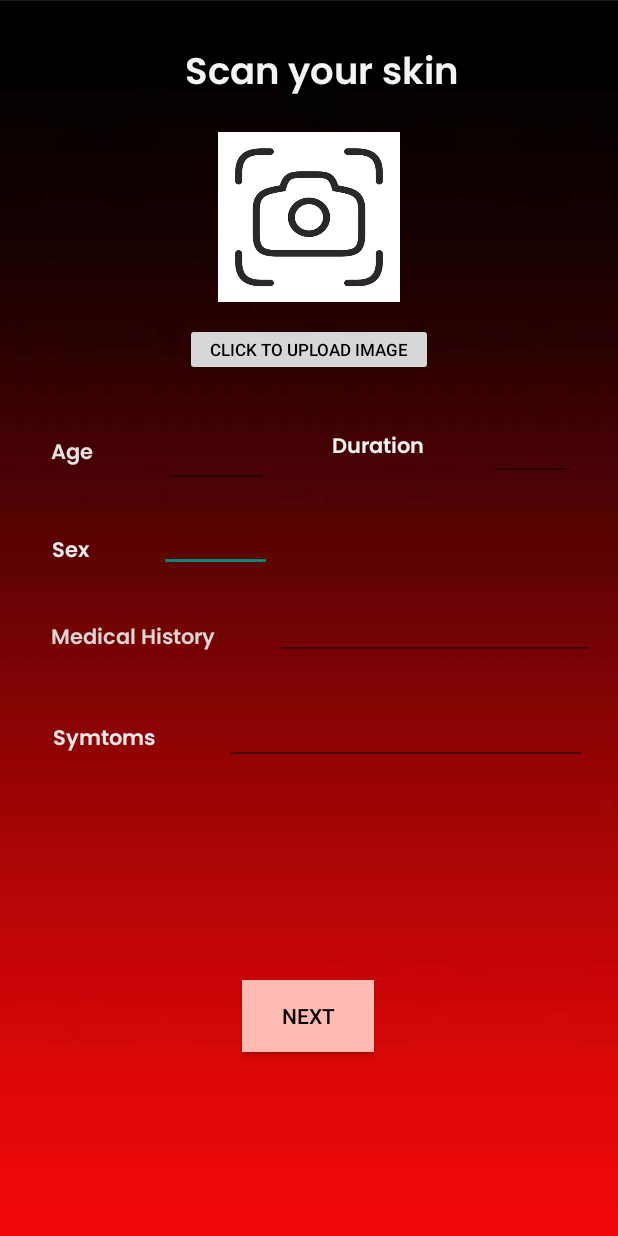
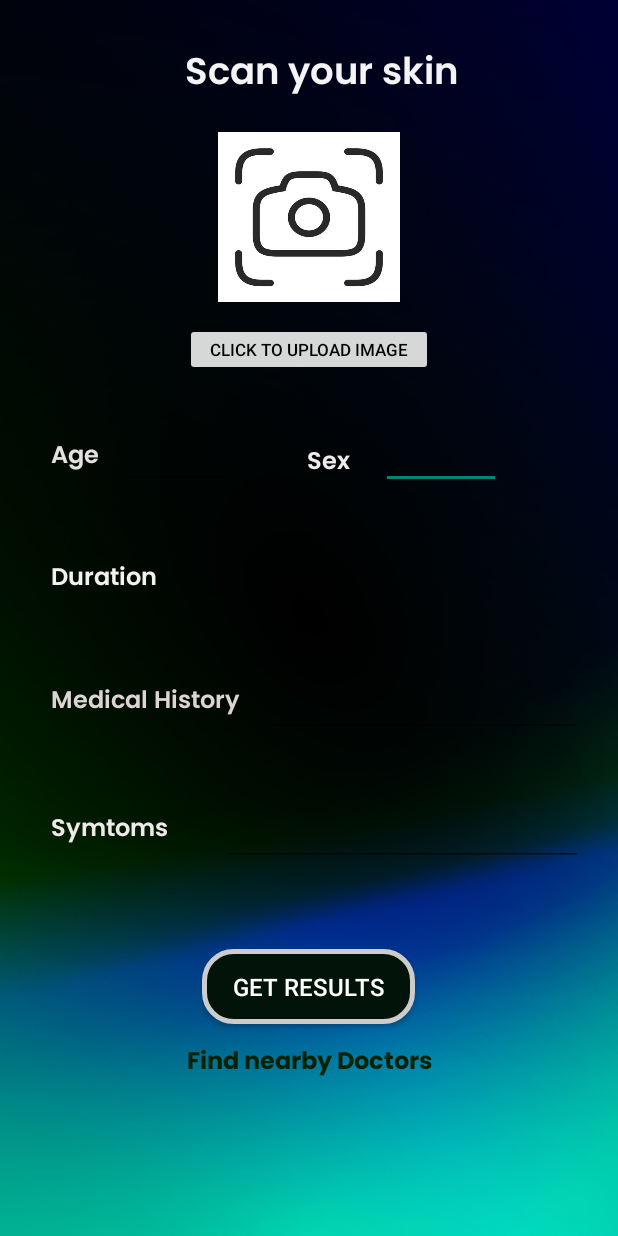
Before and after one commit to RajBhattacharyya/DermaAI, an Android app: the DashboardActivity screen opened directly, with no data from a screen before it, on a phone screen of 412 x 824 dp. Run offline under Robolectric (Android 15) with nearby library versions, the phone set to English and light mode, and no system bars; libraries missing offline, so code that uses them is left out: com.google.ai.client; Roboto replaces fonts that are not available here.

Commit message:
small update

```diff
--- a/app/build.gradle.kts
+++ b/app/build.gradle.kts
@@ -60,4 +60,7 @@ dependencies {
     implementation("com.google.ai.client.generativeai:generativeai:0.1.2")
     implementation("com.google.guava:guava:31.0.1-android")
     implementation("org.reactivestreams:reactive-streams:1.0.4")
+    implementation("org.osmdroid:osmdroid-android:6.1.12")
+    implementation("com.google.android.gms:play-services-location:20.0.0")
+
 }
--- a/app/src/main/java/com/example/dermaai/DashboardActivity.java
+++ b/app/src/main/java/com/example/dermaai/DashboardActivity.java
@@ -15,6 +15,7 @@ import android.view.inputmethod.InputMethodManager;
 import android.widget.Button;
 import android.widget.EditText;
 import android.widget.ImageView;
+import android.widget.TextView;
 import android.widget.Toast;
 
 import androidx.activity.EdgeToEdge;
@@ -51,6 +52,16 @@ public class DashboardActivity extends AppCompatActivity {
             Insets systemBars = insets.getInsets(WindowInsetsCompat.Type.systemBars());
             v.setPadding(systemBars.left, systemBars.top, systemBars.right, systemBars.bottom);
             return insets;
+        });
+
+        TextView drconsult = findViewById(R.id.consultPage);
+        drconsult.setOnClickListener(new View.OnClickListener() {
+            @Override
+            public void onClick(View view) {
+                // Navigate to SignupActivity when TextView is clicked
+                Intent intent = new Intent(DashboardActivity.this, consultActivity.class);
+                startActivity(intent);
+            }
         });
 
         Button resbutton = findViewById(R.id.submitbtn);
--- a/app/src/main/java/com/example/dermaai/MyPagerAdapter.java
+++ b/app/src/main/java/com/example/dermaai/MyPagerAdapter.java
@@ -18,9 +18,9 @@ public class MyPagerAdapter extends FragmentStatePagerAdapter {
             "Dr. SK Khan"
     };
     private String[] details = {
-            "\uD83D\uDCCC MBBS, FRCS London\n\n\uD83D\uDCDE Phone-9632587410\n\n\uD83D\uDCCD Location-BK Block, Salt Lake",
+            "\uD83D\uDCCC MBBS, FRCS London\n\n\uD83D\uDCDE Phone-9632587410\n\n\uD83D\uDCCD Location-BK Block, Delhi",
             "\uD83D\uDCCC MBBS, Orthopaedics Spl\n\n\uD83D\uDCDE Phone-1236589740\n\n\uD83D\uDCCD Location-Maniktala Kolkata",
-            "\uD83D\uDCCC MBBS, Dermatologist\n\n\uD83D\uDCDE Phone-6985231470\n\n\uD83D\uDCCD Location-Sovabazar, Kolkata"
+            "\uD83D\uDCCC MBBS, Dermatologist\n\n\uD83D\uDCDE Phone-6985231470\n\n\uD83D\uDCCD Location-Sovabazar, Chennai"
     };
 
     public MyPagerAdapter(@NonNull FragmentManager fm) {
--- a/app/src/main/res/layout/activity_dashboard.xml
+++ b/app/src/main/res/layout/activity_dashboard.xml
@@ -5,7 +5,7 @@
     android:id="@+id/main"
     android:layout_width="match_parent"
     android:layout_height="match_parent"
-    android:background="@drawable/dashbgnew"
+    android:background="@drawable/loginbg"
     tools:context=".DashboardActivity">
 
     <ImageView
@@ -43,6 +43,7 @@
         android:fontFamily="@font/poppins_semibold"
         android:text="Age"
         android:textColor="#E6E2E2"
+        android:textSize="16sp"
         app:layout_constraintEnd_toEndOf="parent"
         app:layout_constraintHorizontal_bias="0.091"
         app:layout_constraintStart_toStartOf="parent"
@@ -50,40 +51,43 @@
 
     <EditText
         android:id="@+id/sexInp"
-        android:layout_width="75dp"
-        android:layout_height="36dp"
-        android:layout_marginTop="20dp"
+        android:layout_width="80dp"
+        android:layout_height="39dp"
+        android:layout_marginTop="36dp"
         android:layout_marginEnd="10dp"
-        android:textColor="#000000"
+        android:textColor="#FFFFFF"
+        android:textSize="16sp"
         app:layout_constraintEnd_toEndOf="parent"
-        app:layout_constraintHorizontal_bias="0.15"
+        app:layout_constraintHorizontal_bias="0.2"
         app:layout_constraintStart_toEndOf="@+id/sexHead"
-        app:layout_constraintTop_toBottomOf="@+id/ageInp" />
+        app:layout_constraintTop_toBottomOf="@+id/uploadbtn" />
 
     <TextView
         android:id="@+id/sexHead"
         android:layout_width="32dp"
         android:layout_height="22dp"
-        android:layout_marginTop="36dp"
+        android:layout_marginTop="44dp"
         android:fontFamily="@font/poppins_semibold"
         android:text="Sex"
         android:textColor="#F1EAEA"
+        android:textSize="16sp"
         app:layout_constraintEnd_toEndOf="parent"
-        app:layout_constraintHorizontal_bias="0.092"
+        app:layout_constraintHorizontal_bias="0.538"
         app:layout_constraintStart_toStartOf="parent"
-        app:layout_constraintTop_toBottomOf="@+id/ageHead" />
+        app:layout_constraintTop_toBottomOf="@+id/uploadbtn" />
 
     <EditText
         android:id="@+id/ageInp"
         android:layout_width="72dp"
         android:layout_height="39dp"
         android:layout_marginStart="7dp"
-        android:layout_marginTop="35dp"
+        android:layout_marginTop="36dp"
         android:ems="10"
         android:inputType="number"
         android:textColor="#EFE2E2"
+        android:textSize="16sp"
         app:layout_constraintEnd_toEndOf="parent"
-        app:layout_constraintHorizontal_bias="0.107"
+        app:layout_constraintHorizontal_bias="0.011"
         app:layout_constraintStart_toEndOf="@+id/ageHead"
         app:layout_constraintTop_toBottomOf="@+id/uploadbtn" />
 
@@ -91,49 +95,53 @@
         android:id="@+id/durationHead"
         android:layout_width="80dp"
         android:layout_height="30dp"
-        android:layout_marginTop="36dp"
+        android:layout_marginTop="52dp"
         android:fontFamily="@font/poppins_semibold"
         android:text="Duration"
         android:textColor="#F4F1F1"
+        android:textSize="16sp"
         app:layout_constraintEnd_toEndOf="parent"
-        app:layout_constraintHorizontal_bias="0.276"
-        app:layout_constraintStart_toEndOf="@+id/ageInp"
-        app:layout_constraintTop_toBottomOf="@+id/uploadbtn" />
+        app:layout_constraintHorizontal_bias="0.102"
+        app:layout_constraintStart_toStartOf="parent"
+        app:layout_constraintTop_toBottomOf="@+id/ageHead" />
 
     <TextView
         android:id="@+id/medHead"
-        android:layout_width="123dp"
-        android:layout_height="27dp"
-        android:layout_marginTop="36dp"
+        android:layout_width="140dp"
+        android:layout_height="33dp"
+        android:layout_marginTop="52dp"
         android:fontFamily="@font/poppins_semibold"
         android:text="Medical History"
         android:textColor="#DDD4D4"
+        android:textSize="16sp"
         app:layout_constraintEnd_toEndOf="parent"
-        app:layout_constraintHorizontal_bias="0.118"
+        app:layout_constraintHorizontal_bias="0.125"
         app:layout_constraintStart_toStartOf="parent"
-        app:layout_constraintTop_toBottomOf="@+id/sexHead" />
+        app:layout_constraintTop_toBottomOf="@+id/durationHead" />
 
     <EditText
         android:id="@+id/durInp"
-        android:layout_width="55dp"
-        android:layout_height="38dp"
-        android:layout_marginTop="32dp"
+        android:layout_width="112dp"
+        android:layout_height="34dp"
+        android:layout_marginTop="44dp"
         android:ems="10"
-        android:textColor="#000000"
+        android:textColor="#FFFFFF"
+        android:textSize="16sp"
         app:layout_constraintEnd_toEndOf="parent"
-        app:layout_constraintHorizontal_bias="0.441"
+        app:layout_constraintHorizontal_bias="0.108"
         app:layout_constraintStart_toEndOf="@+id/durationHead"
-        app:layout_constraintTop_toBottomOf="@+id/uploadbtn" />
+        app:layout_constraintTop_toBottomOf="@+id/ageInp" />
 
     <EditText
         android:id="@+id/medInp"
         android:layout_width="214dp"
         android:layout_height="39dp"
-        android:layout_marginTop="80dp"
+        android:layout_marginTop="48dp"
         android:ems="10"
-        android:textColor="#000000"
+        android:textColor="#FFFFFF"
+        android:textSize="16sp"
         app:layout_constraintEnd_toEndOf="parent"
-        app:layout_constraintHorizontal_bias="0.6"
+        app:layout_constraintHorizontal_bias="0.0"
         app:layout_constraintStart_toEndOf="@+id/medHead"
         app:layout_constraintTop_toBottomOf="@+id/durInp" />
 
@@ -151,27 +159,29 @@
 
     <Button
         android:id="@+id/submitbtn"
-        android:layout_width="wrap_content"
-        android:layout_height="wrap_content"
+        android:layout_width="142dp"
+        android:layout_height="50dp"
         android:layout_marginTop="20dp"
-        android:background="@color/material_dynamic_neutral_variant80"
-        android:backgroundTint="@android:color/system_error_dark"
-        android:text="Next"
-        android:textColor="#000000"
+        android:background="@drawable/rounded_corner_view2"
+        android:text="Get Results"
+        android:textColor="#FFFFFF"
+        android:textSize="16sp"
         app:layout_constraintBottom_toBottomOf="parent"
         app:layout_constraintEnd_toEndOf="parent"
         app:layout_constraintHorizontal_bias="0.498"
         app:layout_constraintStart_toStartOf="parent"
-        app:layout_constraintTop_toBottomOf="@+id/symInp" />
+        app:layout_constraintTop_toBottomOf="@+id/symInp"
+        app:layout_constraintVertical_bias="0.2" />
 
     <TextView
         android:id="@+id/symHead"
-        android:layout_width="76dp"
-        android:layout_height="32dp"
-        android:layout_marginTop="40dp"
+        android:layout_width="90dp"
+        android:layout_height="30dp"
+        android:layout_marginTop="52dp"
         android:fontFamily="@font/poppins_semibold"
         android:text="Symtoms"
         android:textColor="#EFE9E9"
+        android:textSize="16sp"
         app:layout_constraintEnd_toEndOf="parent"
         app:layout_constraintHorizontal_bias="0.105"
         app:layout_constraintStart_toStartOf="parent"
@@ -181,12 +191,25 @@
         android:id="@+id/symInp"
         android:layout_width="241dp"
         android:layout_height="38dp"
-        android:layout_marginTop="32dp"
+        android:layout_marginTop="48dp"
         android:ems="10"
-        android:textColor="#000000"
+        android:textColor="#FFFFFF"
+        android:textSize="16sp"
         app:layout_constraintEnd_toEndOf="parent"
-        app:layout_constraintHorizontal_bias="0.65"
         app:layout_constraintStart_toEndOf="@+id/symHead"
         app:layout_constraintTop_toBottomOf="@+id/medInp" />
 
+    <TextView
+        android:id="@+id/consultPage"
+        android:layout_width="wrap_content"
+        android:layout_height="wrap_content"
+        android:layout_marginTop="12dp"
+        android:fontFamily="@font/poppins_bold"
+        android:text="Find nearby Doctors"
+        android:textColor="#072200"
+        android:textSize="16sp"
+        app:layout_constraintEnd_toEndOf="parent"
+        app:layout_constraintStart_toStartOf="parent"
+        app:layout_constraintTop_toBottomOf="@+id/submitbtn" />
+
 </androidx.constraintlayout.widget.ConstraintLayout>
--- a/app/src/main/res/layout/activity_main.xml
+++ b/app/src/main/res/layout/activity_main.xml
@@ -60,8 +60,9 @@
         android:background="@drawable/rounded_corner_view"
         android:ellipsize="none"
         android:ems="10"
-        android:hint="   abc@gmail.com"
+        android:hint="abc@gmail.com"
         android:inputType="textEmailAddress"
+        android:paddingStart="20dp"
         android:textColorHint="#FFFFFF"
         app:layout_constraintEnd_toEndOf="parent"
         app:layout_constraintHorizontal_bias="0.494"
@@ -89,8 +90,9 @@
         android:layout_marginTop="8dp"
         android:background="@drawable/rounded_corner_view"
         android:ems="10"
-        android:hint="    *********"
+        android:hint="*********"
         android:inputType="textPassword"
+        android:paddingStart="20dp"
         android:textColorHint="#FFFFFF"
         app:layout_constraintEnd_toEndOf="parent"
         app:layout_constraintHorizontal_bias="0.506"
--- a/app/src/main/res/layout/activity_response.xml
+++ b/app/src/main/res/layout/activity_response.xml
@@ -5,15 +5,17 @@
     android:id="@+id/main"
     android:layout_width="match_parent"
     android:layout_height="match_parent"
-    android:background="@drawable/gradient_background"
+    android:background="@drawable/loginbg"
     tools:context=".ResponseActivity">
 
     <TextView
         android:id="@+id/responseText"
-        android:layout_width="359dp"
-        android:layout_height="656dp"
+        android:layout_width="351dp"
+        android:layout_height="697dp"
+        android:background="@drawable/rounded_corner_view2"
         android:fontFamily="@font/dm_sans"
-        android:textColor="#000000"
+        android:padding="25dp"
+        android:textColor="#FFFFFF"
         android:textSize="20sp"
         app:layout_constraintBottom_toBottomOf="parent"
         app:layout_constraintEnd_toEndOf="parent"
@@ -26,7 +28,7 @@
         android:layout_width="wrap_content"
         android:layout_height="wrap_content"
         android:layout_marginTop="24dp"
-        android:background="@drawable/consult"
+        android:background="@drawable/inventory_box"
         android:text="Consult a Doctor"
         app:layout_constraintEnd_toEndOf="parent"
         app:layout_constraintHorizontal_bias="0.498"
--- a/app/src/main/res/layout/activity_sign_up.xml
+++ b/app/src/main/res/layout/activity_sign_up.xml
@@ -61,8 +61,9 @@
         android:background="@drawable/rounded_corner_view"
         android:ellipsize="none"
         android:ems="10"
-        android:hint="   abc@gmail.com"
+        android:hint="abc@gmail.com"
         android:inputType="textEmailAddress"
+        android:paddingStart="20dp"
         android:textColorHint="#FFFFFF"
         app:layout_constraintEnd_toEndOf="parent"
         app:layout_constraintHorizontal_bias="0.494"
@@ -90,8 +91,9 @@
         android:layout_marginTop="8dp"
         android:background="@drawable/rounded_corner_view"
         android:ems="10"
-        android:hint="    *********"
+        android:hint="*********"
         android:inputType="textPassword"
+        android:paddingStart="20dp"
         android:textColorHint="#FFFFFF"
         app:layout_constraintEnd_toEndOf="parent"
         app:layout_constraintHorizontal_bias="0.506"
@@ -132,8 +134,9 @@
         android:layout_marginTop="8dp"
         android:background="@drawable/rounded_corner_view"
         android:ems="10"
-        android:hint="   abc"
+        android:hint="abc"
         android:inputType="text"
+        android:paddingStart="20dp"
         android:textColorHint="#FFFFFF"
         app:layout_constraintEnd_toEndOf="parent"
         app:layout_constraintHorizontal_bias="0.451"
```
